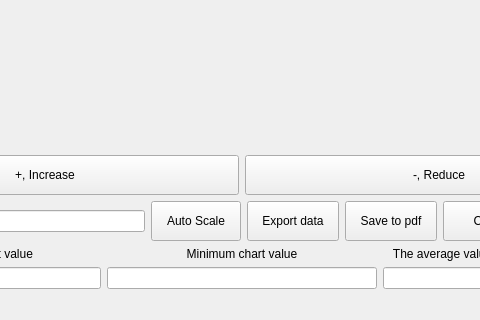
Old version of the form mainwindow.ui in the repository Deniskish/buildGraph_QCustoPlot; both pictures show x 158 to 638 and y 280 to 600 of the 800 by 600 pixel window.
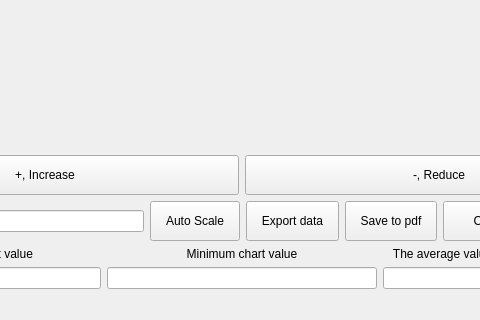
New version of the form. Custom widgets are drawn as their Qt base class.

Commit message: Добавил кнопку сохранения дата-времени и значений в файл. Все работает

What changed in the file:
```diff
--- a/mainwindow.ui
+++ b/mainwindow.ui
@@ -114,7 +114,7 @@
        <widget class="QPushButton" name="export_graph_and_data">
         <property name="minimumSize">
          <size>
-          <width>92</width>
+          <width>93</width>
           <height>40</height>
          </size>
         </property>
```
The commit also changes 2 other files.
